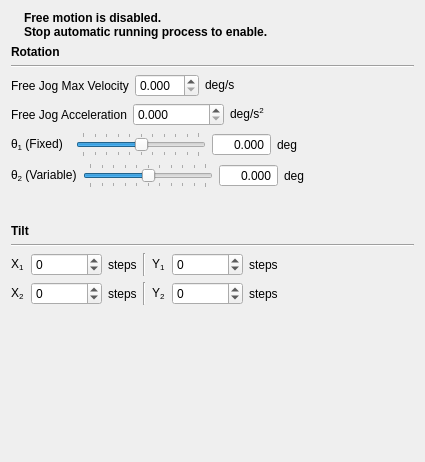
This is client/src/windows/freejog_window.ui in lPrimemaster/DCScan-GUI as Qt 5 draws it before an edit. The edited form follows.
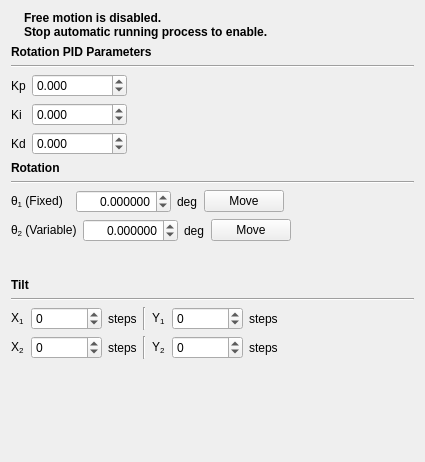
This is the edited form. Icons and pictures are not drawn.

Commit message: Add PID settings to the freejog window. Add angle realtime graphs.

What changed in the file:
```diff
--- a/client/src/windows/freejog_window.ui
+++ b/client/src/windows/freejog_window.ui
@@ -77,7 +77,7 @@
     </layout>
    </item>
    <item>
-    <widget class="QLabel" name="label">
+    <widget class="QLabel" name="label_13">
      <property name="font">
       <font>
        <weight>75</weight>
@@ -85,12 +85,12 @@
       </font>
      </property>
      <property name="text">
-      <string>Rotation</string>
+      <string>Rotation PID Parameters</string>
      </property>
     </widget>
    </item>
    <item>
-    <widget class="Line" name="line">
+    <widget class="Line" name="line_5">
      <property name="orientation">
       <enum>Qt::Horizontal</enum>
      </property>
@@ -100,14 +100,20 @@
     <layout class="QHBoxLayout" name="horizontalLayout_7">
      <item>
       <widget class="QLabel" name="label_5">
+       <property name="sizePolicy">
+        <sizepolicy hsizetype="Maximum" vsizetype="Preferred">
+         <horstretch>0</horstretch>
+         <verstretch>0</verstretch>
+        </sizepolicy>
+       </property>
        <property name="minimumSize">
         <size>
-         <width>0</width>
+         <width>15</width>
          <height>0</height>
         </size>
        </property>
        <property name="text">
-        <string>Free Jog Max Velocity</string>
+        <string>Kp</string>
        </property>
       </widget>
      </item>
@@ -116,15 +122,14 @@
        <property name="decimals">
         <number>3</number>
        </property>
+       <property name="minimum">
+        <double>-9999999.000000000000000</double>
+       </property>
        <property name="maximum">
-        <double>45.000000000000000</double>
+        <double>9999999.000000000000000</double>
        </property>
-      </widget>
-     </item>
-     <item>
-      <widget class="QLabel" name="label_6">
-       <property name="text">
-        <string>&lt;html&gt;&lt;head/&gt;&lt;body&gt;&lt;p&gt;deg/s&lt;/p&gt;&lt;/body&gt;&lt;/html&gt;</string>
+       <property name="singleStep">
+        <double>0.100000000000000</double>
        </property>
       </widget>
      </item>
@@ -146,15 +151,21 @@
    <item>
     <layout class="QHBoxLayout" name="horizontalLayout_8">
      <item>
-      <widget class="QLabel" name="label_11">
+      <widget class="QLabel" name="label_6">
+       <property name="sizePolicy">
+        <sizepolicy hsizetype="Maximum" vsizetype="Preferred">
+         <horstretch>0</horstretch>
+         <verstretch>0</verstretch>
+        </sizepolicy>
+       </property>
        <property name="minimumSize">
         <size>
-         <width>105</width>
+         <width>15</width>
          <height>0</height>
         </size>
        </property>
        <property name="text">
-        <string>Free Jog Acceleration</string>
+        <string>Ki</string>
        </property>
       </widget>
      </item>
@@ -163,15 +174,14 @@
        <property name="decimals">
         <number>3</number>
        </property>
+       <property name="minimum">
+        <double>-9999999.000000000000000</double>
+       </property>
        <property name="maximum">
-        <double>1000000.000000000000000</double>
+        <double>9999999.000000000000000</double>
        </property>
-      </widget>
-     </item>
-     <item>
-      <widget class="QLabel" name="label_12">
-       <property name="text">
-        <string>&lt;html&gt;&lt;head/&gt;&lt;body&gt;&lt;p&gt;deg/s&lt;span style=&quot; vertical-align:super;&quot;&gt;2&lt;/span&gt;&lt;/p&gt;&lt;/body&gt;&lt;/html&gt;</string>
+       <property name="singleStep">
+        <double>0.100000000000000</double>
        </property>
       </widget>
      </item>
@@ -190,6 +200,78 @@
      </item>
     </layout>
    </item>
+   <item>
+    <layout class="QHBoxLayout" name="horizontalLayout_9">
+     <item>
+      <widget class="QLabel" name="label_11">
+       <property name="sizePolicy">
+        <sizepolicy hsizetype="Maximum" vsizetype="Preferred">
+         <horstretch>0</horstretch>
+         <verstretch>0</verstretch>
+        </sizepolicy>
+       </property>
+       <property name="minimumSize">
+        <size>
+         <width>15</width>
+         <height>0</height>
+        </size>
+       </property>
+       <property name="text">
+        <string>Kd</string>
+       </property>
+      </widget>
+     </item>
+     <item>
+      <widget class="QDoubleSpinBox" name="doubleSpinBox_5">
+       <property name="decimals">
+        <number>3</number>
+       </property>
+       <property name="minimum">
+        <double>-9999999.000000000000000</double>
+       </property>
+       <property name="maximum">
+        <double>9999999.000000000000000</double>
+       </property>
+       <property name="singleStep">
+        <double>0.100000000000000</double>
+       </property>
+      </widget>
+     </item>
+     <item>
+      <spacer name="horizontalSpacer_7">
+       <property name="orientation">
+        <enum>Qt::Horizontal</enum>
+       </property>
+       <property name="sizeHint" stdset="0">
+        <size>
+         <width>40</width>
+         <height>20</height>
+        </size>
+       </property>
+      </spacer>
+     </item>
+    </layout>
+   </item>
+   <item>
+    <widget class="QLabel" name="label">
+     <property name="font">
+      <font>
+       <weight>75</weight>
+       <bold>true</bold>
+      </font>
+     </property>
+     <property name="text">
+      <string>Rotation</string>
+     </property>
+    </widget>
+   </item>
+   <item>
+    <widget class="Line" name="line">
+     <property name="orientation">
+      <enum>Qt::Horizontal</enum>
+     </property>
+    </widget>
+   </item>
    <item>
     <layout class="QHBoxLayout" name="horizontalLayout_2">
      <item>
@@ -211,59 +293,16 @@
        </property>
       </widget>
      </item>
-     <item>
-      <widget class="QSlider" name="t1_slider">
-       <property name="sizePolicy">
-        <sizepolicy hsizetype="Fixed" vsizetype="Fixed">
-         <horstretch>0</horstretch>
-         <verstretch>0</verstretch>
-        </sizepolicy>
-       </property>
-       <property name="minimumSize">
-        <size>
-         <width>130</width>
-         <height>0</height>
-        </size>
-       </property>
-       <property name="minimum">
-        <number>-5</number>
-       </property>
-       <property name="maximum">
-        <number>5</number>
-       </property>
-       <property name="singleStep">
-        <number>0</number>
-       </property>
-       <property name="pageStep">
-        <number>0</number>
-       </property>
-       <property name="value">
-        <number>0</number>
-       </property>
-       <property name="orientation">
-        <enum>Qt::Horizontal</enum>
-       </property>
-       <property name="invertedAppearance">
-        <bool>false</bool>
-       </property>
-       <property name="invertedControls">
-        <bool>false</bool>
-       </property>
-       <property name="tickPosition">
-        <enum>QSlider::TicksBothSides</enum>
-       </property>
-      </widget>
-     </item>
      <item>
       <widget class="QDoubleSpinBox" name="doubleSpinBox">
        <property name="alignment">
         <set>Qt::AlignRight|Qt::AlignTrailing|Qt::AlignVCenter</set>
        </property>
        <property name="buttonSymbols">
-        <enum>QAbstractSpinBox::NoButtons</enum>
+        <enum>QAbstractSpinBox::UpDownArrows</enum>
        </property>
        <property name="decimals">
-        <number>3</number>
+        <number>6</number>
        </property>
        <property name="minimum">
         <double>-360.000000000000000</double>
@@ -286,6 +325,13 @@
        </property>
       </widget>
      </item>
+     <item>
+      <widget class="QPushButton" name="pushButton">
+       <property name="text">
+        <string>Move</string>
+       </property>
+      </widget>
+     </item>
      <item>
       <spacer name="horizontalSpacer_4">
        <property name="orientation">
@@ -310,43 +356,6 @@
        </property>
       </widget>
      </item>
-     <item>
-      <widget class="QSlider" name="t2_slider">
-       <property name="sizePolicy">
-        <sizepolicy hsizetype="Fixed" vsizetype="Fixed">
-         <horstretch>0</horstretch>
-         <verstretch>0</verstretch>
-        </sizepolicy>
-       </property>
-       <property name="minimumSize">
-        <size>
-         <width>130</width>
-         <height>0</height>
-        </size>
-       </property>
-       <property name="minimum">
-        <number>-5</number>
-       </property>
-       <property name="maximum">
-        <number>5</number>
-       </property>
-       <property name="singleStep">
-        <number>0</number>
-       </property>
-       <property name="pageStep">
-        <number>0</number>
-       </property>
-       <property name="value">
-        <number>0</number>
-       </property>
-       <property name="orientation">
-        <enum>Qt::Horizontal</enum>
-       </property>
-       <property name="tickPosition">
-        <enum>QSlider::TicksBothSides</enum>
-       </property>
-      </widget>
-     </item>
      <item>
       <widget class="QDoubleSpinBox" name="doubleSpinBox_2">
        <property name="alignment">
@@ -356,10 +365,10 @@
         <bool>false</bool>
        </property>
        <property name="buttonSymbols">
-        <enum>QAbstractSpinBox::NoButtons</enum>
+        <enum>QAbstractSpinBox::UpDownArrows</enum>
        </property>
        <property name="decimals">
-        <number>3</number>
+        <number>6</number>
        </property>
        <property name="minimum">
         <double>-360.000000000000000</double>
@@ -379,6 +388,13 @@
        </property>
       </widget>
      </item>
+     <item>
+      <widget class="QPushButton" name="pushButton_2">
+       <property name="text">
+        <string>Move</string>
+       </property>
+      </widget>
+     </item>
      <item>
       <spacer name="horizontalSpacer_5">
        <property name="orientation">
```
Left out of the diff: 2 changed lines with no effect on the pictures. The commit also changes 5 other files.
